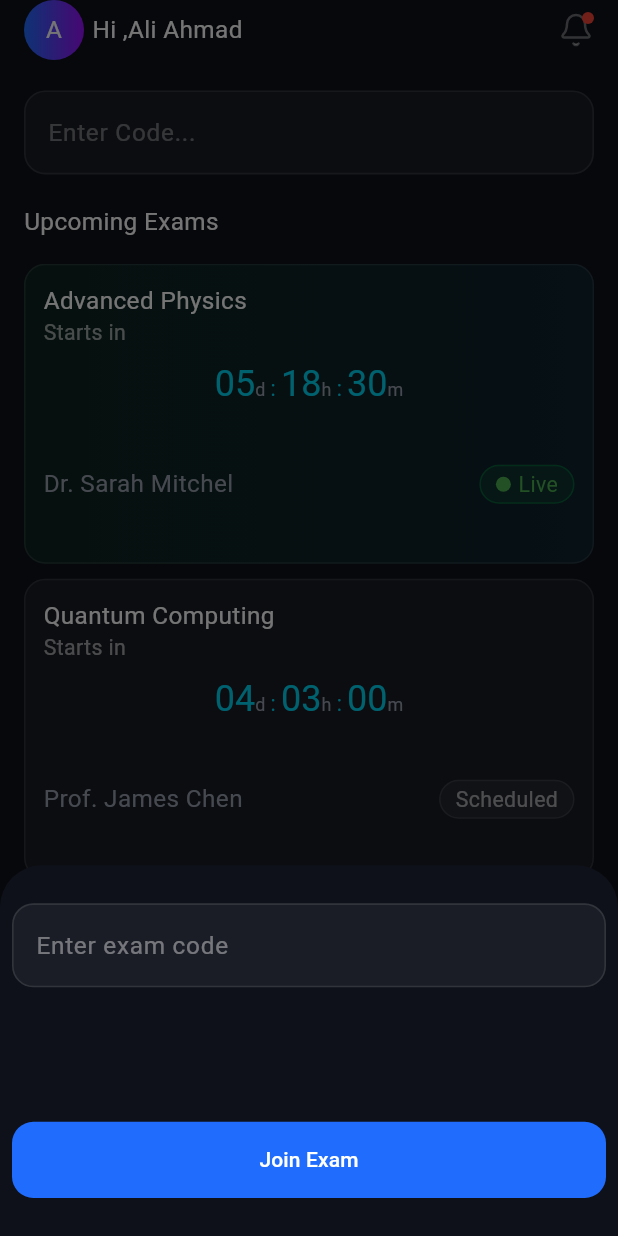
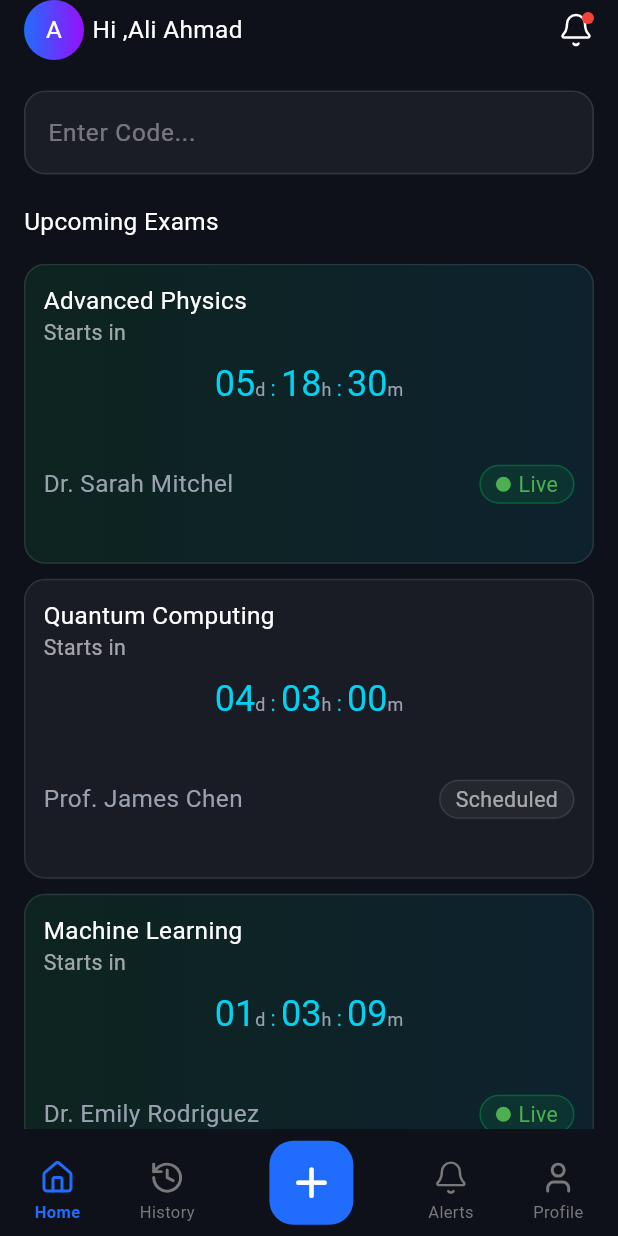
Before and after one commit to Quiz-Monitor/Mobile-App, a Flutter app: the MainNavigation screen opened by its route, item 3 of the bottom bar chosen, after a tap on "Join Exam", on a phone screen of 412 x 824 dp. Run offline on Flutter 3.47's test engine with Material 3 defaults, Android fonts, the phone set to English and light mode, and no system bars; our stand-ins replace flutter_screenutil, flutter_svg, smooth_page_indicator.

Commit message:
feat: Add core UI components, routing, authentication flows, and initial screens for history and profile.

```diff
--- a/lib/core/routing/app_router.dart
+++ b/lib/core/routing/app_router.dart
@@ -1,5 +1,6 @@
 import 'package:examify/core/routing/routes.dart';
 import 'package:examify/core/widgets/main_navigation.dart';
+import 'package:examify/features/login/ui/screens/check_email_view.dart';
 import 'package:examify/features/login/ui/screens/login_view.dart';
 import 'package:examify/features/onboarding/onboarding.dart';
 import 'package:examify/features/profile/ui/views/change_password_view.dart';
@@ -22,13 +23,14 @@ class AppRouter {
         return MaterialPageRoute(
           builder: (context) => const RoleSelectionView(),
         );
-      case Routes.resetPasswordScreen:
+      case Routes.forgotPasswordScreen:
         return MaterialPageRoute(builder: (context) => const ForgotPassword());
+      case Routes.checkEmailScreen:
+        return MaterialPageRoute(builder: (context) => CheckEmailView());
       case Routes.changePasswordScreen:
         return MaterialPageRoute(
           builder: (context) => const ChangePasswordView(),
         );
-
       case Routes.homeScreen:
         return MaterialPageRoute(builder: (context) => const MainNavigation());
       case Routes.settingsScreen:
--- a/lib/core/routing/routes.dart
+++ b/lib/core/routing/routes.dart
@@ -5,7 +5,7 @@ class Routes {
   static const String signupScreen = '/signup';
   static const String roleSelectionScreen = '/roleSelection';
   static const String forgotPasswordScreen = '/forgotPassword';
-  static const String resetPasswordScreen = '/resetPassword';
+  static const String checkEmailScreen = '/checkEmail';
   static const String homeScreen = '/homeScreen';
   static const String settingsScreen = '/settings';
   static const String changePasswordScreen = '/changePassowrd';
--- a/lib/core/themes/colors.dart
+++ b/lib/core/themes/colors.dart
@@ -21,6 +21,7 @@ class AppColors {
   static Color greenAlpha20 = Color(0xff00C950).withAlpha((255 * .2).round());
   static Color greenBorder = Color(0xff00C950).withAlpha((255 * .3).round());
   static Color greyText = Color(0xff99A1AF);
+  static Color greyIcon = Color(0xff787878);
   static Color brownText = Color(0xffFDC700);
   static Color brown20alpha = Color(0xffF0B100).withAlpha((255 * .2).toInt());
   static Color brown30alpha = Color(0xffF0B100).withAlpha((255 * .3).toInt());
--- a/lib/core/widgets/bottom_nav_bar.dart
+++ b/lib/core/widgets/bottom_nav_bar.dart
@@ -75,14 +75,14 @@ class _NavBarItem extends StatelessWidget {
 
   @override
   Widget build(BuildContext context) {
-    final color = isSelected ? AppColors.blueBorder : AppColors.greyText;
+    final color = isSelected ? AppColors.blueBorder : AppColors.greyIcon;
     return GestureDetector(
       onTap: () => onTap(index),
       behavior: HitTestBehavior.deferToChild,
       child: Padding(
-        padding:  EdgeInsets.symmetric(horizontal: 18.w , vertical: 8.h),
+        padding: EdgeInsets.symmetric(horizontal: 18.w, vertical: 8.h),
         child: Column(
-         // mainAxisSize: MainAxisSize.max,
+          // mainAxisSize: MainAxisSize.max,
           //   mainAxisAlignment: MainAxisAlignment.end,
           children: [
             SizedBox(height: 12),
@@ -91,7 +91,7 @@ class _NavBarItem extends StatelessWidget {
               colorFilter: ColorFilter.mode(color, BlendMode.srcIn),
             ),
 
-           SizedBox(height: 3.h),
+            SizedBox(height: 3.h),
             Text(
               label,
               style: TextStyle(
--- a/lib/core/widgets/main_navigation.dart
+++ b/lib/core/widgets/main_navigation.dart
@@ -8,6 +8,7 @@ import 'package:examify/features/home/ui/screens/home_view.dart.dart';
 import 'package:examify/features/notifications/ui/screens/notifications_view.dart';
 import 'package:examify/features/profile/ui/views/profile_view.dart';
 import 'package:flutter/material.dart';
+import 'package:flutter_screenutil/flutter_screenutil.dart';
 
 // TODO: Import your actual screen views when ready
 // import 'package:examify/features/exam/ui/views/exam_code_entry_view.dart';
@@ -29,7 +30,7 @@ class _MainNavigationState extends State<MainNavigation> {
     // Index 0: Home
     const HomeView(),
     // Index 1: History
-    const ExamsHistory(),
+    ExamsHistory(),
     // Index 2: Not used (center button)
     const SizedBox.shrink(),
     // Index 3: Notifications
@@ -57,26 +58,47 @@ class _MainNavigationState extends State<MainNavigation> {
       enableDrag: true,
       context: context,
       isScrollControlled: true,
-      backgroundColor: AppColors.primaryBlack,
+
+      backgroundColor: AppColors.primaryBlack.withAlpha(242),
       builder: (context) => Container(
-        height: MediaQuery.of(context).size.height * 0.3,
+        height: MediaQuery.of(context).size.height * 0.3177,
 
-        decoration: const BoxDecoration(
+        decoration: BoxDecoration(
           color: Colors.transparent,
-          borderRadius: BorderRadius.vertical(top: Radius.circular(12)),
+
         ),
         child: Padding(
-          padding: const EdgeInsets.all(8.0),
+          padding: const EdgeInsets.only(
+            top: 13,
+            right: 20,
+            left: 20,
+            bottom: 32,
+          ),
           child: Column(
-            mainAxisAlignment: MainAxisAlignment.spaceAround,
+            mainAxisAlignment: MainAxisAlignment.spaceBetween,
             children: [
+              Container(
+                width: 40.w,
+                height: 4.h,
+                decoration: BoxDecoration(
+                  color: AppColors.white40,
+                  borderRadius: BorderRadius.circular(16.r),
+                ),
+              ),
               CustomTextfield(hintText: 'Enter exam code'),
-              SizedBox(height: 20),
-              CustomButton(buttonContent: Text('Join Exam'), onPressed: () {}),
+              SizedBox(height: 20.h),
+              CustomButton(
+                buttonContent: Text(
+                  'Join Exam',
+                  style: AppTextStyles.white16w400.copyWith(),
+                ),
+                onPressed: () {
+                  Navigator.pop(context);
+                },
+              ),
             ],
           ),
         ),
-        // TODO: Replace with: const ExamCodeEntryView()
       ),
     );
 
@@ -96,26 +118,3 @@ class _MainNavigationState extends State<MainNavigation> {
     );
   }
 }
-
-// Temporary placeholder widget - remove when you have actual screens
-class _PlaceholderScreen extends StatelessWidget {
-  final String title;
-
-  const _PlaceholderScreen({required this.title});
-
-  @override
-  Widget build(BuildContext context) {
-    return Scaffold(
-      appBar: AppBar(
-        backgroundColor: const Color(0xFF1E1E1E),
-        title: Text(title, style: AppTextStyles.white16w400),
-      ),
-      body: Center(
-        child: Text(
-          title,
-          style: const TextStyle(color: Colors.white, fontSize: 24),
-        ),
-      ),
-    );
-  }
-}
--- a/lib/features/history/ui/widgets/custom_exam_card.dart
+++ b/lib/features/history/ui/widgets/custom_exam_card.dart
@@ -1,18 +1,27 @@
 import 'package:examify/core/themes/colors.dart';
 import 'package:examify/core/themes/text_styles.dart';
+import 'package:examify/features/history/data/models/exams_history_model.dart';
 import 'package:examify/features/history/ui/widgets/custom_history_card_trailing.dart';
+import 'package:examify/features/history/ui/widgets/exam_state.dart';
 import 'package:flutter/material.dart';
 import 'package:flutter_screenutil/flutter_screenutil.dart';
 import 'package:flutter_svg/svg.dart';
 
 class CustomExamCard extends StatelessWidget {
-  const CustomExamCard({super.key, required this.isPending});
-  final bool isPending;
+  const CustomExamCard({super.key, required this.exHistoryModel});
+  final ExamsHistoryModel exHistoryModel;
   @override
   Widget build(BuildContext context) {
-    return Container(
+    return Padding(
+      padding: const EdgeInsets.symmetric(vertical: 12),
+      child: Container(
         width: double.infinity,
         decoration: BoxDecoration(
+          gradient: LinearGradient(
+            begin: AlignmentGeometry.topLeft,
+            end: AlignmentGeometry.bottomRight,
+            colors: [AppColors.white5, AppColors.white2],
+          ),
           color: AppColors.white3,
           border: Border.all(color: AppColors.white10, width: 1.7.w),
           borderRadius: BorderRadius.circular(14.r),
@@ -24,8 +33,8 @@ class CustomExamCard extends StatelessWidget {
             height: 48.h,
             decoration: BoxDecoration(
               gradient: LinearGradient(
-              begin: Alignment.topLeft,
-              end: Alignment.bottomRight,
+                begin: AlignmentGeometry.topLeft,
+                end: AlignmentGeometry.bottomRight,
                 colors: [AppColors.mainBlue, AppColors.secondaryIndego],
               ),
               borderRadius: BorderRadius.circular(14.r),
@@ -33,33 +42,20 @@ class CustomExamCard extends StatelessWidget {
             child: Center(child: SvgPicture.asset('assets/icons/docs.svg')),
           ),
           title: Text(
-          'Computer Science',
+            exHistoryModel.title,
             style: TextStyle(fontSize: 12.sp, color: Colors.white),
           ),
           subtitle: Text(
-          'Nov 28 , 2024',
+            exHistoryModel.date,
             style: AppTextStyles.whit14w400alpha60.copyWith(fontSize: 12.sp),
           ),
-        trailing: isPending ? PendingState() : Customhistoryitemtrailing(),
+          trailing: exHistoryModel.isPending
+              ? PendingState()
+              : Customhistoryitemtrailing(
+                  grades: exHistoryModel.garade.toString(),
+                ),
+        ),
       ),
     );
   }
 }
-
-class PendingState extends StatelessWidget {
-  const PendingState({super.key});
-
-  @override
-  Widget build(BuildContext context) {
-    return Container(
-      height: 40.h,
-      width: 88.w,
-      decoration: BoxDecoration(
-        color: AppColors.brown20alpha,
-        border: Border.all(color: AppColors.brown30alpha),
-        borderRadius: BorderRadius.circular(10.r),
-      ),
-      child: Center(child: Text('Pending', style: AppTextStyles.brown16w600)),
-    );
-  }
-}
--- a/lib/features/history/ui/widgets/custom_history_card_trailing.dart
+++ b/lib/features/history/ui/widgets/custom_history_card_trailing.dart
@@ -1,4 +1,3 @@
-
 import 'package:examify/core/themes/colors.dart';
 import 'package:examify/core/themes/text_styles.dart';
 import 'package:flutter/material.dart';
@@ -6,11 +5,12 @@ import 'package:flutter_screenutil/flutter_screenutil.dart';
 import 'package:flutter_svg/svg.dart';
 
 class Customhistoryitemtrailing extends StatelessWidget {
-  const Customhistoryitemtrailing({super.key});
-
+  const Customhistoryitemtrailing({super.key,  this.grades});
+  final String? grades;
   @override
   Widget build(BuildContext context) {
     return Container(
+      padding: EdgeInsets.symmetric(horizontal: 5),
       width: 88.w,
       height: 40.h,
       decoration: BoxDecoration(
@@ -19,17 +19,11 @@ class Customhistoryitemtrailing extends StatelessWidget {
         border: Border.all(color: AppColors.blue30alpha),
       ),
       child: Row(
-        mainAxisAlignment: MainAxisAlignment.spaceBetween,
+        mainAxisAlignment: MainAxisAlignment.spaceAround,
         children: [
-          SvgPicture.asset(
-
-
-            'assets/icons/radio.svg',
-            height: 16.h,
-            width: 16.h,
-          ),
+          SvgPicture.asset('assets/icons/radio.svg', height: 16.h, width: 16.h),
           Text(
-            '18/20',
+            '${grades ?? 0}/20',
             style: AppTextStyles.white16w400.copyWith(
               fontWeight: FontWeight.w600,
             ),
--- /dev/null
+++ b/lib/features/history/ui/widgets/exam_state.dart
@@ -0,0 +1,23 @@
+
+import 'package:examify/core/themes/colors.dart';
+import 'package:examify/core/themes/text_styles.dart';
+import 'package:flutter/material.dart';
+import 'package:flutter_screenutil/flutter_screenutil.dart';
+
+class PendingState extends StatelessWidget {
+  const PendingState({super.key});
+
+  @override
+  Widget build(BuildContext context) {
+    return Container(
+      height: 40.h,
+      width: 88.w,
+      decoration: BoxDecoration(
+        color: AppColors.brown20alpha,
+        border: Border.all(color: AppColors.brown30alpha),
+        borderRadius: BorderRadius.circular(10.r),
+      ),
+      child: Center(child: Text('Pending', style: AppTextStyles.brown16w600)),
+    );
+  }
+}
--- a/lib/features/profile/ui/views/profile_view.dart
+++ b/lib/features/profile/ui/views/profile_view.dart
@@ -37,6 +37,9 @@ class ProfileView extends StatelessWidget {
             SizedBox(height: 24.h),
             Text('Ali Ahamd Taha', style: AppTextStyles.grey16w400),
             Text('ali.ahmed@gmail.com', style: AppTextStyles.whit14w400alpha60),
+            Text('Role: Student', style: AppTextStyles.whit14w400alpha60),
+            Text('ID: 929', style: AppTextStyles.whit14w400alpha60),
+            Text('Phone Number: +201015023441', style: AppTextStyles.whit14w400alpha60),
             SizedBox(height: 20.h),
             ProfileSettingsCard(
               iconPath: 'assets/icons/editprofile.svg',
```
Also changed, not shown: lib/features/history/data/models/exams_history_model.dart (added, +13 -0 lines), lib/features/history/ui/views/exams_history.dart (+35 -7 lines), lib/features/login/ui/screens/check_email_view.dart (added, +82 -0 lines), lib/features/login/ui/screens/forgot_password.dart (+16 -28 lines), lib/features/login/ui/screens/login_view.dart (+20 -15 lines), assets/icons/check.svg (added), assets/icons/forgrotpassword.svg (added), assets/icons/history.svg, assets/icons/notifications.svg, assets/icons/profile.svg, assets/images/testcontainer.svg (deleted). Lines whose indentation alone changed are shown as unchanged.
